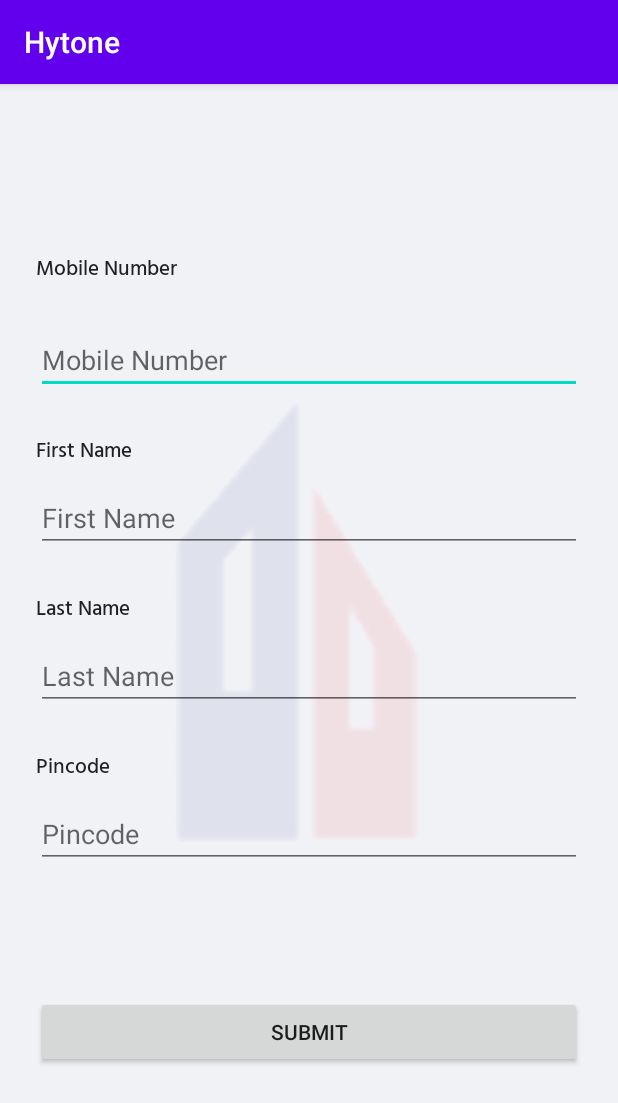
After one commit to sidpug/Hytone, an Android app: the Form screen opened directly, with no data from a screen before it, on a phone screen of 412 x 824 dp. The commit adds this screen. Shown: the top 1103 px of the screen. Run offline under Robolectric (Android 15) with nearby library versions, the phone set to English and light mode, and no system bars.

Commit message:
Second Commit

```diff
--- a/app/src/main/AndroidManifest.xml
+++ b/app/src/main/AndroidManifest.xml
@@ -10,21 +10,22 @@
     <uses-permission-sdk-23 android:name="android.permission.FOREGROUND_SERVICE" />
     <uses-permission-sdk-23 android:name="android.permission.RECEIVE_SMS" />
     <uses-permission-sdk-23 android:name="android.permission.READ_CONTACTS" />
-    <uses-permission-sdk-23 android:name="android.permission.READ_PHONE_NUMBERS" />
-<!--<uses-permission-sdk-23 android:name="android.permission.MEDIA_CONTENT_CONTROL"/>-->
+    <uses-permission-sdk-23 android:name="android.permission.READ_PHONE_NUMBERS" /> <!-- <uses-permission-sdk-23 android:name="android.permission.MEDIA_CONTENT_CONTROL"/> -->
     <uses-permission-sdk-23 android:name="android.permission.CAMERA" />
     <uses-permission-sdk-23 android:name="android.permission.INTERNET" />
     <uses-permission-sdk-23 android:name="android.permission.READ_SMS" />
+
     <uses-feature android:name="android.hardware.telephony" />
 
     <application
+        android:allowBackup="true"
+        android:fullBackupContent="true"
         android:icon="@mipmap/ic_launcher"
         android:label="@string/app_name"
         android:roundIcon="@mipmap/ic_launcher_round"
         android:supportsRtl="true"
-        android:allowBackup="true"
-        android:fullBackupContent="true"
         android:theme="@style/AppTheme">
+        <activity android:name=".Form"></activity>
         <activity android:name=".SplashPermission2" />
         <activity android:name=".SplashPermission">
             <intent-filter>
--- /dev/null
+++ b/app/src/main/java/com/finance/hytone/Form.java
@@ -0,0 +1,14 @@
+package com.finance.hytone;
+
+import android.os.Bundle;
+
+import androidx.appcompat.app.AppCompatActivity;
+
+public class Form extends AppCompatActivity {
+
+    @Override
+    protected void onCreate(Bundle savedInstanceState) {
+        super.onCreate(savedInstanceState);
+        setContentView(R.layout.activity_form);
+    }
+}
--- /dev/null
+++ b/app/src/main/res/layout/activity_form.xml
@@ -0,0 +1,162 @@
+<?xml version="1.0" encoding="utf-8"?>
+<androidx.constraintlayout.widget.ConstraintLayout xmlns:android="http://schemas.android.com/apk/res/android"
+    xmlns:app="http://schemas.android.com/apk/res-auto"
+    xmlns:tools="http://schemas.android.com/tools"
+    android:layout_width="match_parent"
+    android:layout_height="match_parent"
+    android:background="@drawable/back"
+    tools:context=".Form">
+
+    <EditText
+        android:id="@+id/editTextPhone"
+        android:layout_width="0dp"
+        android:layout_height="45dp"
+        android:layout_marginStart="24dp"
+        android:layout_marginEnd="24dp"
+        android:layout_marginBottom="60dp"
+        android:ems="10"
+        android:hint="@string/mobile_number"
+        android:importantForAutofill="no"
+        android:inputType="phone"
+        app:layout_constraintBottom_toTopOf="@+id/editTextName"
+        app:layout_constraintEnd_toEndOf="parent"
+        app:layout_constraintHorizontal_bias="0.0"
+        app:layout_constraintStart_toStartOf="parent" />
+
+    <TextView
+        android:id="@+id/textView2"
+        android:layout_width="wrap_content"
+        android:layout_height="wrap_content"
+        android:layout_marginStart="24dp"
+        android:layout_marginTop="95dp"
+        android:layout_marginEnd="24dp"
+        android:layout_marginBottom="10dp"
+        android:contentDescription="@string/mobile_number"
+        android:fontFamily="@font/hind_medium"
+        android:gravity="start"
+        android:text="@string/mobile_number"
+        android:textAppearance="@style/TextAppearance.AppCompat.Body1"
+        app:layout_constraintBottom_toTopOf="@+id/editTextPhone"
+        app:layout_constraintEnd_toEndOf="parent"
+        app:layout_constraintHorizontal_bias="0.0"
+        app:layout_constraintStart_toStartOf="parent"
+        app:layout_constraintTop_toTopOf="parent" />
+
+    <EditText
+        android:id="@+id/editTextName"
+        android:layout_width="0dp"
+        android:layout_height="45dp"
+        android:layout_marginStart="24dp"
+        android:layout_marginEnd="24dp"
+        android:layout_marginBottom="60dp"
+        android:ems="10"
+        android:hint="@string/first_name"
+        android:importantForAutofill="no"
+        android:inputType="textPersonName"
+        app:layout_constraintBottom_toTopOf="@+id/editTextNamelast"
+        app:layout_constraintEnd_toEndOf="parent"
+        app:layout_constraintHorizontal_bias="0.0"
+        app:layout_constraintStart_toStartOf="parent" />
+
+    <TextView
+        android:id="@+id/textView3"
+        android:layout_width="wrap_content"
+        android:layout_height="wrap_content"
+        android:layout_marginStart="24dp"
+        android:layout_marginEnd="24dp"
+        android:layout_marginBottom="10dp"
+        android:contentDescription="@string/first_name"
+        android:fontFamily="@font/hind_medium"
+        android:gravity="start"
+        android:text="@string/first_name"
+        android:textAppearance="@style/TextAppearance.AppCompat.Body1"
+        app:layout_constraintBottom_toTopOf="@+id/editTextName"
+        app:layout_constraintEnd_toEndOf="parent"
+        app:layout_constraintHorizontal_bias="0.0"
+        app:layout_constraintStart_toStartOf="parent"
+        app:layout_constraintTop_toBottomOf="@+id/editTextPhone"
+        app:layout_constraintVertical_bias="1.0" />
+
+    <EditText
+        android:id="@+id/editTextNamelast"
+        android:layout_width="0dp"
+        android:layout_height="45dp"
+        android:layout_marginStart="24dp"
+        android:layout_marginEnd="24dp"
+        android:layout_marginBottom="60dp"
+        android:ems="10"
+        android:hint="@string/last_name"
+        android:importantForAutofill="no"
+        android:inputType="textPersonName"
+        app:layout_constraintBottom_toTopOf="@+id/editTextpincode"
+        app:layout_constraintEnd_toEndOf="parent"
+        app:layout_constraintHorizontal_bias="0.0"
+        app:layout_constraintStart_toStartOf="parent" />
+
+    <TextView
+        android:id="@+id/textView4"
+        android:layout_width="wrap_content"
+        android:layout_height="wrap_content"
+        android:layout_marginStart="24dp"
+        android:layout_marginEnd="24dp"
+        android:layout_marginBottom="10dp"
+        android:contentDescription="@string/last_name"
+        android:fontFamily="@font/hind_medium"
+        android:gravity="start"
+        android:text="@string/last_name"
+        android:textAppearance="@style/TextAppearance.AppCompat.Body1"
+        app:layout_constraintBottom_toTopOf="@+id/editTextNamelast"
+        app:layout_constraintEnd_toEndOf="parent"
+        app:layout_constraintHorizontal_bias="0.0"
+        app:layout_constraintStart_toStartOf="parent"
+        app:layout_constraintTop_toBottomOf="@+id/editTextName"
+        app:layout_constraintVertical_bias="1.0" />
+
+    <EditText
+        android:id="@+id/editTextpincode"
+        android:layout_width="0dp"
+        android:layout_height="45dp"
+        android:layout_marginStart="24dp"
+        android:layout_marginEnd="24dp"
+        android:layout_marginBottom="85dp"
+        android:ems="10"
+        android:hint="@string/Pincode"
+        android:importantForAutofill="no"
+        android:inputType="textPersonName"
+        app:layout_constraintBottom_toTopOf="@+id/button2"
+        app:layout_constraintEnd_toEndOf="parent"
+        app:layout_constraintHorizontal_bias="0.0"
+        app:layout_constraintStart_toStartOf="parent" />
+
+    <TextView
+        android:id="@+id/textView5"
+        android:layout_width="wrap_content"
+        android:layout_height="wrap_content"
+        android:layout_marginStart="24dp"
+        android:layout_marginEnd="24dp"
+        android:layout_marginBottom="10dp"
+        android:contentDescription="@string/Pincode"
+        android:fontFamily="@font/hind_medium"
+        android:gravity="start"
+        android:text="@string/Pincode"
+        android:textAppearance="@style/TextAppearance.AppCompat.Body1"
+        app:layout_constraintBottom_toTopOf="@+id/editTextpincode"
+        app:layout_constraintEnd_toEndOf="parent"
+        app:layout_constraintHorizontal_bias="0.0"
+        app:layout_constraintStart_toStartOf="parent"
+        app:layout_constraintTop_toBottomOf=""
+        app:layout_constraintVertical_bias="1.0" />
+
+    <Button
+        android:id="@+id/button2"
+        android:layout_width="0dp"
+        android:layout_height="48dp"
+        android:layout_marginStart="24dp"
+        android:layout_marginEnd="24dp"
+        android:layout_marginBottom="112dp"
+        android:text="@string/submit"
+        app:layout_constraintBottom_toBottomOf="parent"
+        app:layout_constraintEnd_toEndOf="parent"
+        app:layout_constraintStart_toStartOf="parent" />
+
+</androidx.constraintlayout.widget.ConstraintLayout>
--- a/app/src/main/res/values/strings.xml
+++ b/app/src/main/res/values/strings.xml
@@ -2,5 +2,16 @@
     <string name="app_name">Hytone</string>
     <string name="facebook_app_id">587945268766520</string>
     <string name="fb_login_protocol_scheme">fb587945268766520</string>
+    <string name="last_name">Last Name</string>
+    <string name="last_name">Last Name</string>
+    <string name="last_name">Last Name</string>
+    <string name="first_name">First Name</string>
+    <string name="first_name">First Name</string>
+    <string name="first_name">First Name</string>
+    <string name="mobile_number">Mobile Number</string>
+    <string name="mobile_number">Mobile Number</string>
+    <string name="mobile_number">Mobile Number</string>
+    <string name="Pincode">Pincode</string>
+    <string name="submit">Submit</string>
 
 </resources>
```
Also changed, not shown: app/src/main/res/drawable/back.webp (added).
